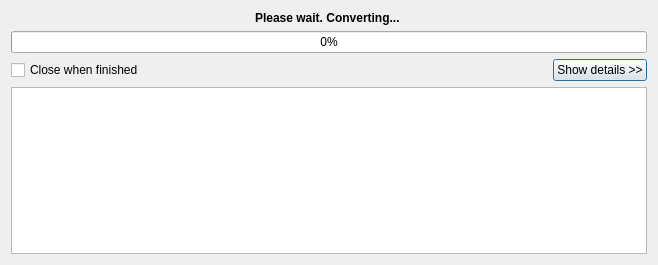
poulad/zNevis, file convertdialog.ui: the form before one commit.
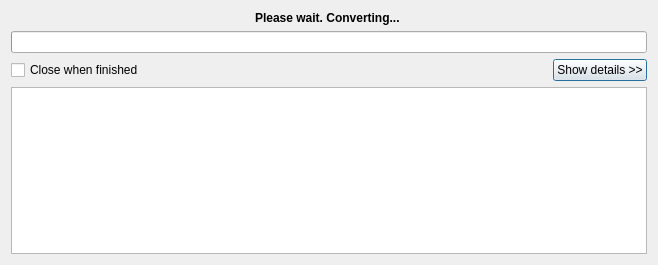
The form after the commit.

Commit message: fixed progress bar functionality in Convert Dialog

```diff
--- a/convertdialog.ui
+++ b/convertdialog.ui
@@ -35,6 +35,9 @@
      <property name="value">
       <number>0</number>
      </property>
+     <property name="textVisible">
+      <bool>false</bool>
+     </property>
     </widget>
    </item>
    <item>
```
The commit also changes 3 other files.
